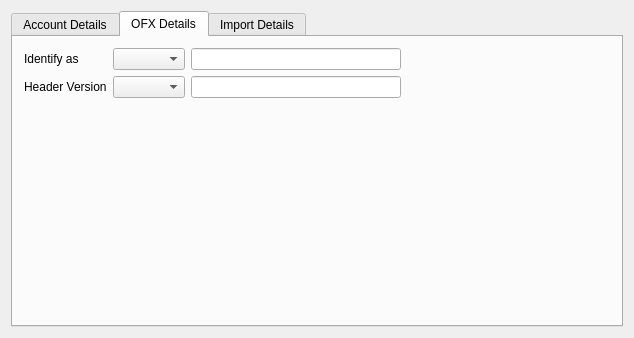
This is kmymoney/plugins/ofximport/dialogs/konlinebankingstatusdecl.ui in KDE/kmymoney as Qt 5 draws it before an edit. The edited form follows.
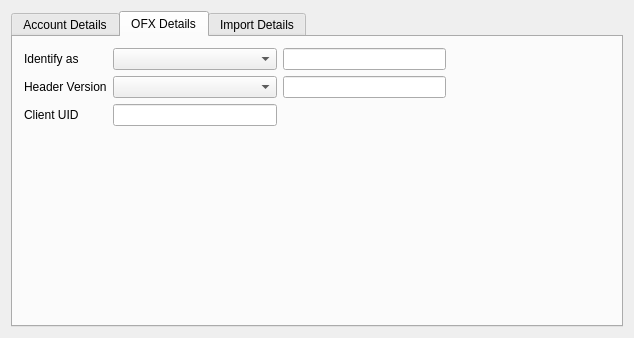
This is the edited form. The open tabs and pages were chosen to show the change. Custom widgets are drawn as their Qt base class.

Commit message:
Added client uid support for OFX
Added a slightly modified and improved version of the patch which
is attached to bug #366326 and adds support for UI elements to enter a
clientuid and send it to LibOFX if it is supported there. In case the
LibOFX version available does not support clientuid the widget will be
shown disabled.

CMake detects the presence by checking the LibOFX header file to find
the clientuid field in the respective structure.

FIXED-IN: 4.8.1

```diff
--- a/kmymoney/plugins/ofximport/dialogs/konlinebankingstatusdecl.ui
+++ b/kmymoney/plugins/ofximport/dialogs/konlinebankingstatusdecl.ui
@@ -232,6 +232,23 @@
          <item row="0" column="2">
           <widget class="KLineEdit" name="m_applicationEdit"/>
          </item>
+         <item row="2" column="1">
+          <widget class="QLineEdit" name="m_clientUidEdit">
+           <property name="toolTip">
+            <string/>
+           </property>
+           <property name="whatsThis">
+            <string>OFX &lt;CLIENTUID&gt; for institutions that require it</string>
+           </property>
+          </widget>
+         </item>
+         <item row="2" column="0">
+          <widget class="QLabel" name="textLabel1_4">
+           <property name="text">
+            <string>Client UID</string>
+           </property>
+          </widget>
+         </item>
         </layout>
        </item>
        <item>
```
The commit also changes 6 other files.
